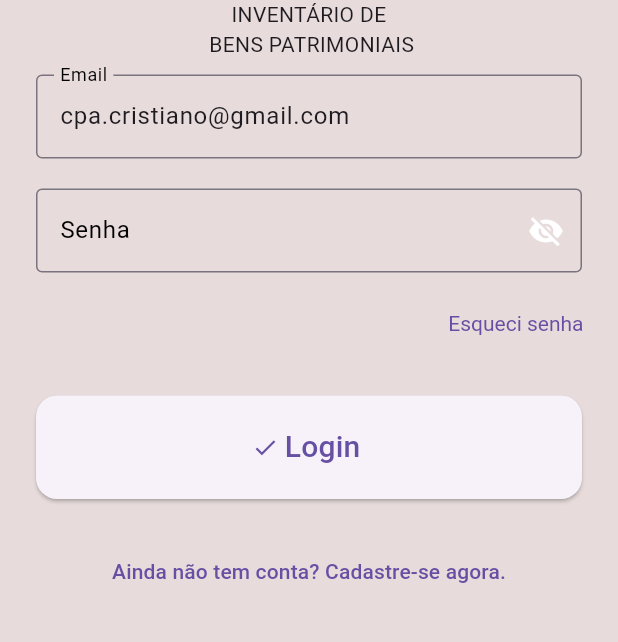
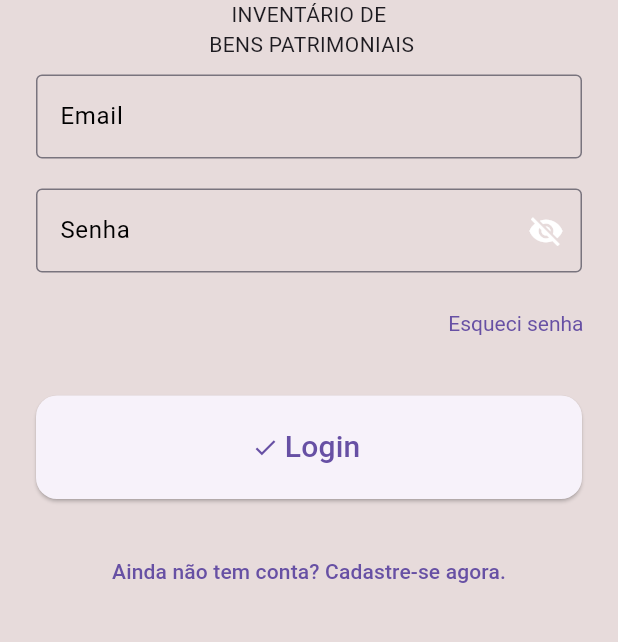
Before and after one commit to CristianoPam/inventario_ibp, a Flutter app: the screen it shows after launch, on a phone screen of 412 x 824 dp, the part 338-980 px from its top. Run offline on Flutter 3.47's test engine with Material 3 defaults, Android fonts, the phone set to English and light mode, and no system bars; our stand-ins replace cloud_firestore, firebase_auth, firebase_core, flutter_riverpod, go_router; missing offline and left inert: validatorless; accounts and stored records are empty.

Commit message:
text_save

```diff
--- a/lib/pages/login_page.dart
+++ b/lib/pages/login_page.dart
@@ -14,7 +14,8 @@ class LoginPage extends ConsumerStatefulWidget {
 
 class _LoginPageState extends ConsumerState<LoginPage> {
   final _formKey = GlobalKey<FormState>();
-  final _email = TextEditingController(text: 'cpa.cristiano@gmail.com');
+  //final _email = TextEditingController(text: 'cpa.cristiano@gmail.com');
+  final _email = TextEditingController();
   final _password = TextEditingController();
   final _passwordConfirm = TextEditingController();
 
```
